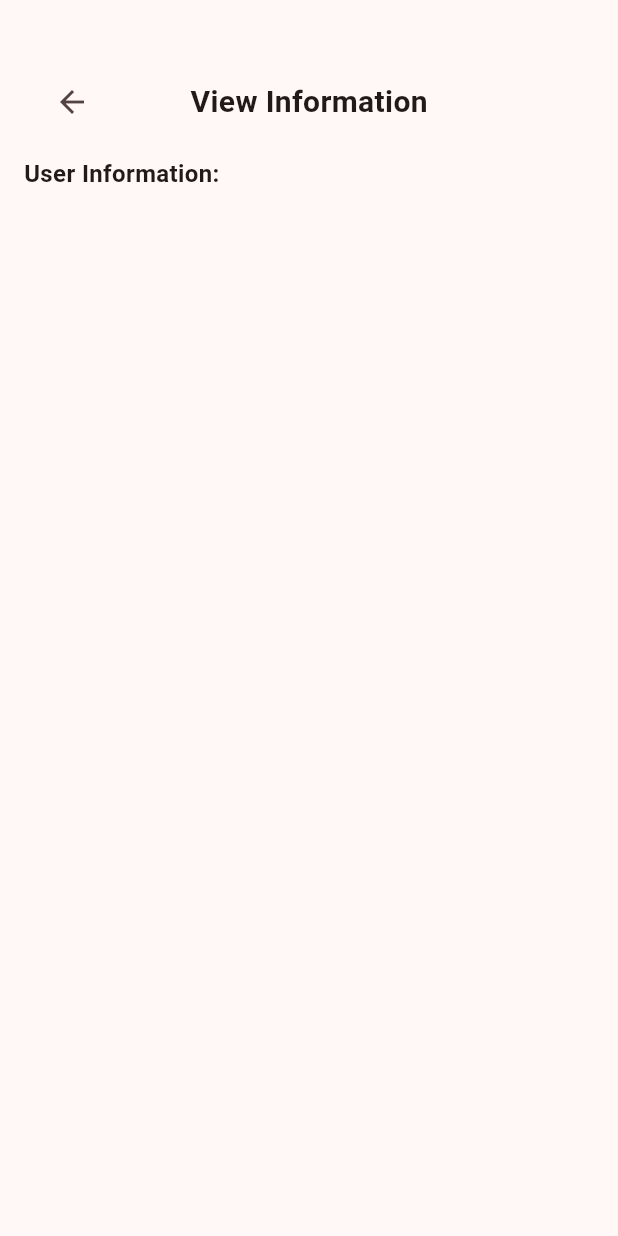
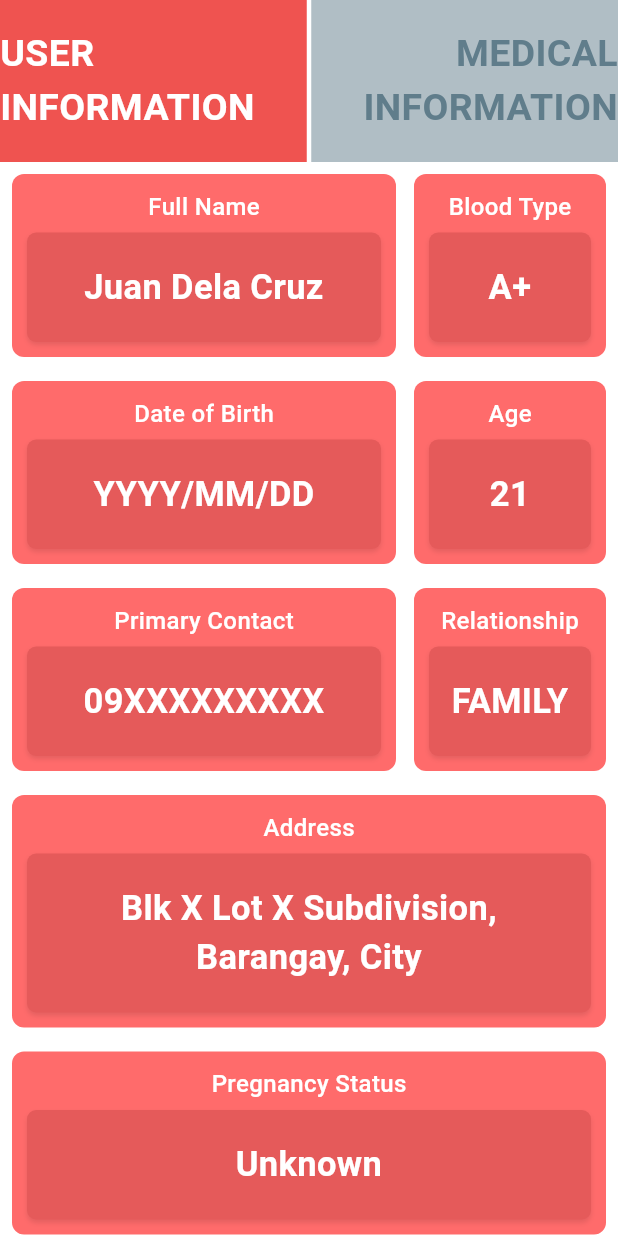
Before and after one commit to rcSabucido/wakealert, a Flutter app: the ViewInformationPage screen opened directly with empty values, on a phone screen of 412 x 824 dp. Run offline on Flutter 3.47's test engine with Material 3 defaults, Android fonts, the phone set to English and light mode, and no system bars; our stand-ins replace liquid_progress_indicator_v2; missing offline and left inert: simple_ripple_animation.

Commit message:
#34 Refactor ViewInformationPage to include user and medical information display with improved UI layout

```diff
--- a/lib/pages/viewInformation.dart
+++ b/lib/pages/viewInformation.dart
@@ -1,63 +1,118 @@
 import 'package:flutter/material.dart';
-import 'package:wakealert/components/settingsRedirect.dart';
-import 'package:wakealert/components/subsectionHeader.dart';
-import 'package:wakealert/components/labeledDropdown.dart';
-import 'package:wakealert/components/labeledTextBox.dart';
+import 'package:wakealert/medicalInformation/medicalInformation.dart';
 
 class ViewInformationPage extends StatefulWidget {
   final VoidCallback onBack;
 
   const ViewInformationPage({super.key, required this.onBack});
 
-  // This widget is the home page of your application. It is stateful, meaning
-  // that it has a State object (defined below) that contains fields that affect
-  // how it looks.
-
-  // This class is the configuration for the state. It holds the values (in this
-  // case the title) provided by the parent (in this case the App widget) and
-  // used by the build method of the State. Fields in a Widget subclass are
-  // always marked "final".
-
   @override
-  State<ViewInformationPage> createState() => _ViewInformationPageState(onBack);
+  State<ViewInformationPage> createState() => _ViewInformationPageState();
 }
 
 class _ViewInformationPageState extends State<ViewInformationPage> {
-  late final VoidCallback onBack;
-
-  final TextEditingController firstNameController = new TextEditingController();
-  final TextEditingController lastNameController = new TextEditingController();
-  final TextEditingController editController = new TextEditingController();
-
-  String? pregnancyStatusOption;
-
-  _ViewInformationPageState(this.onBack);
-
   @override
   Widget build(BuildContext context) {
-    // This method is rerun every time setState is called, for instance as done
-    // by the _incrementCounter method above.
-    //
-    // The Flutter framework has been optimized to make rerunning build methods
-    // fast, so that you can just rebuild anything that needs updating rather
-    // than having to individually change instances of widgets.
     return Scaffold(
-      body: Padding(
-        padding: EdgeInsets.only(top: 32.0, left: 8.0, right: 8.0),
-        child: ListView(
+      backgroundColor: Colors.white,
+      body: SafeArea(
+        child: Column(
           children: [
-            SubsectionHeader(
-              title: "View Information",
-              onBack: onBack,
+            // Top Bar
+            Container(
+              color: Colors.white,
+              child: Row(
+                children: [
+                  Expanded(
+                    child: Container(
+                      padding: const EdgeInsets.symmetric(vertical: 18),
+                      decoration: const BoxDecoration(
+                        color: Color(0xFFEF5350), // Active Tab
+                      ),
+                      child: const Text(
+                        "USER\nINFORMATION",
+                        textAlign: TextAlign.left,
+                        style: TextStyle(
+                          color: Colors.white,
+                          fontWeight: FontWeight.bold,
+                          fontSize: 25,
+                        ),
+                      ),
+                    ),
+                  ),
+                  // This is the small white space
+                  const SizedBox(width: 3),
+                  Expanded(
+                    child: GestureDetector(
+                      onTap: () {
+                        Navigator.push(
+                          context,
+                          PageRouteBuilder(
+                            // Targets the MedicalInfoScreen
+                            pageBuilder: (context, animation, secondaryAnimation) => const MedicalInfoScreen(),
+                            // Removes the entrance animation
+                            transitionDuration: Duration.zero,
+                            // Removes the exit animation (when pressing back)
+                            reverseTransitionDuration: Duration.zero,
+                          ),
+                        );
+                      },
+                      child: Container(
+                        padding: const EdgeInsets.symmetric(vertical: 18),
+                        decoration: BoxDecoration(
+                          color: Colors.blueGrey[200], // Inactive Tab
+                        ),
+                        child: const Text(
+                          "MEDICAL\nINFORMATION",
+                          textAlign: TextAlign.right, // Better alignment for the "seamless" look
+                          style: TextStyle(
+                            color: Colors.blueGrey,
+                            fontWeight: FontWeight.bold,
+                            fontSize: 25, // Adjusted so it doesn't overflow
+                          ),
+                        ),
+                      ),
+                    ),
+                  ),
+                ],
+              ),
             ),
-            Padding(
-              padding: EdgeInsets.only(left: 8.0, right: 8.0),
-              child: Text(
-                "User Information:",
-                style: const TextStyle(
-                  fontSize: 16,
-                  fontWeight: FontWeight.bold,
-                ),
+
+            // SCROLLABLE CONTENT AREA
+            Expanded(
+              child: ListView(
+                padding: const EdgeInsets.all(8),
+                children: [
+                  const Row(
+                    children: [
+                      Expanded(flex: 2, child: InfoTile(label: "Full Name", value: "Juan Dela Cruz")),
+                      SizedBox(width: 12),
+                      Expanded(flex: 1, child: InfoTile(label: "Blood Type", value: "A+")),
+                    ],
+                  ),
+                  const SizedBox(height: 16),
+                  const Row(
+                    children: [
+                      Expanded(flex: 2, child: InfoTile(label: "Date of Birth", value: "YYYY/MM/DD")),
+                      SizedBox(width: 12),
+                      Expanded(flex: 1, child: InfoTile(label: "Age", value: "21")),
+                    ],
+                  ),
+                  const SizedBox(height: 16),
+                  const Row(
+                    children: [
+                      Expanded(flex: 2, child: InfoTile(label: "Primary Contact", value: "09XXXXXXXXX")),
+                      SizedBox(width: 12),
+                      Expanded(flex: 1, child: InfoTile(label: "Relationship", value: "FAMILY")),
+                    ],
+                  ),
+                  const SizedBox(height: 16),
+                  const InfoTile(label: "Address", value: "Blk X Lot X Subdivision, Barangay, City"),
+                  const SizedBox(height: 16),
+                  const InfoTile(label: "Pregnancy Status", value: "Unknown"),
+                  const SizedBox(height: 16),
+                  const InfoTile(label: "Organ Donor", value: "Yes"),
+                ],
               ),
             ),
           ],
@@ -66,3 +121,59 @@ class _ViewInformationPageState extends State<ViewInformationPage> {
     );
   }
 }
+
+class InfoTile extends StatelessWidget {
+  final String label;
+  final String value;
+
+  const InfoTile({super.key, required this.label, required this.value});
+
+  @override
+  Widget build(BuildContext context) {
+    return Container(
+      padding: const EdgeInsets.all(10),
+      decoration: BoxDecoration(
+        color: const Color(0xFFFF6B6B),
+        borderRadius: BorderRadius.circular(8),
+      ),
+      child: Column(
+        mainAxisSize: MainAxisSize.min,
+        children: [
+          Text(
+            label,
+            style: const TextStyle(
+              color: Colors.white,
+              fontSize: 16,
+              fontWeight: FontWeight.w500
+            ),
+          ),
+          const SizedBox(height: 6),
+          Container(
+            width: double.infinity,
+            padding: const EdgeInsets.symmetric(vertical: 20, horizontal: 10),
+            decoration: BoxDecoration(
+              color: const Color(0xFFE55A5A),
+              borderRadius: BorderRadius.circular(6),
+              boxShadow: [
+                BoxShadow(
+                  color: Colors.black.withOpacity(0.1),
+                  offset: const Offset(0, 2),
+                  blurRadius: 2,
+                ),
+              ],
+            ),
+            child: Text(
+              value,
+              textAlign: TextAlign.center,
+              style: const TextStyle(
+                color: Colors.white,
+                fontSize: 23,
+                fontWeight: FontWeight.bold,
+              ),
+            ),
+          ),
+        ],
+      ),
+    );
+  }
+}
```
